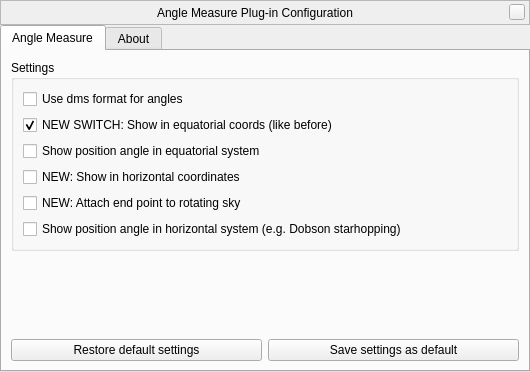
Before: the Qt Designer form plugins/AngleMeasure/src/gui/angleMeasureDialog.ui in 519984307/stellarium_src, drawn with Qt 5.
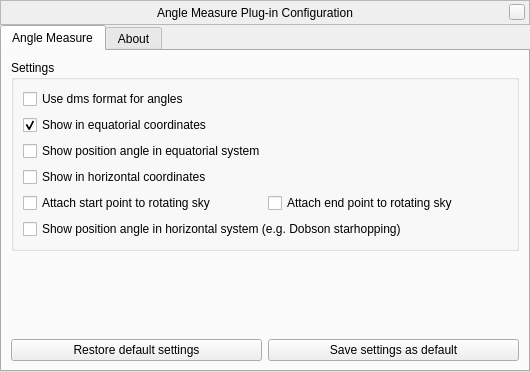
After: the same form once the commit is applied. Custom widgets are drawn as their Qt base class.

Commit message: finished horizontal mode with optional linking of start and/or end points to the moving sky.

```diff
--- a/plugins/AngleMeasure/src/gui/angleMeasureDialog.ui
+++ b/plugins/AngleMeasure/src/gui/angleMeasureDialog.ui
@@ -164,7 +164,7 @@
           <item>
            <widget class="QCheckBox" name="showEquatorialCheckBox">
             <property name="text">
-             <string>NEW SWITCH: Show in equatorial coords (like before)</string>
+             <string>Show in equatorial coordinates</string>
             </property>
             <property name="checked">
              <bool>true</bool>
@@ -181,16 +181,27 @@
           <item>
            <widget class="QCheckBox" name="showHorizontalCheckBox">
             <property name="text">
-             <string>NEW: Show in horizontal coordinates</string>
+             <string>Show in horizontal coordinates</string>
+            </property>
+           </widget>
+          </item>
+          <item>
+           <layout class="QHBoxLayout" name="horizontalLayout">
+            <item>
+             <widget class="QCheckBox" name="azAltStartOnSkyCheckBox">
+              <property name="text">
+               <string>Attach start point to rotating sky</string>
             </property>
            </widget>
           </item>
           <item>
            <widget class="QCheckBox" name="azAltEndOnSkyCheckBox">
             <property name="text">
-             <string>NEW: Attach end point to rotating sky</string>
-            </property>
-           </widget>
+               <string>Attach end point to rotating sky</string>
+              </property>
+             </widget>
+            </item>
+           </layout>
           </item>
           <item>
            <widget class="QCheckBox" name="showPositionAngleHorizontalCheckBox">
```
Left out of the diff: 3 changed lines with no effect on the pictures. Lines whose indentation alone changed are shown as unchanged. The commit also changes 4 other files.
